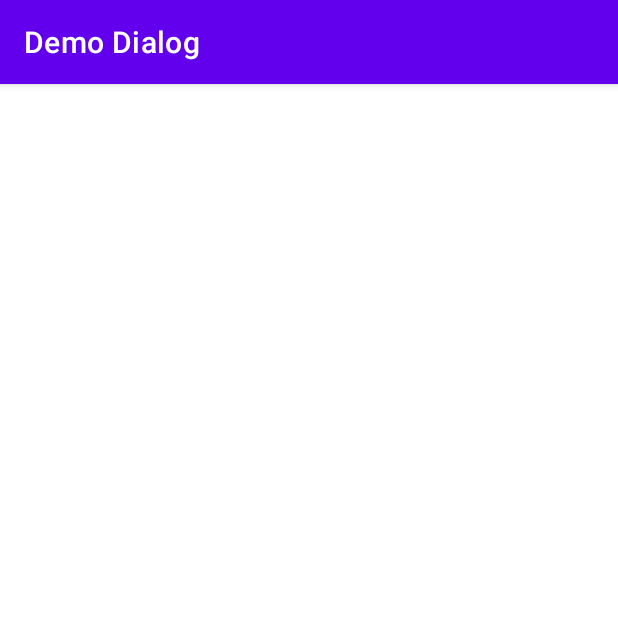
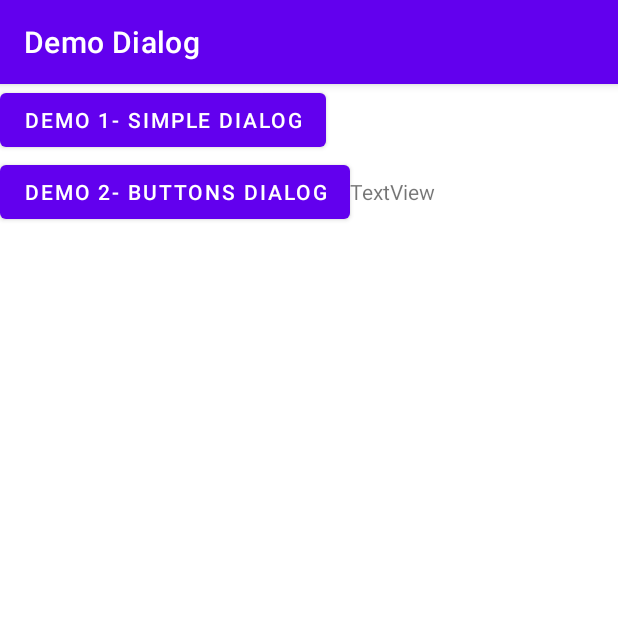
Before and after one commit to Hui-Sin/Demo_Dialog, an Android app: the screen it shows after launch (MainActivity), on a phone screen of 412 x 824 dp, the top half of it. Run offline under Robolectric (Android 15) with nearby library versions, the phone set to English and light mode, and no system bars.

Commit message:
Checkpoint 1 Done

```diff
--- a/app/src/main/java/sg/edu/rp/c346/id20018354/demodialog/MainActivity.java
+++ b/app/src/main/java/sg/edu/rp/c346/id20018354/demodialog/MainActivity.java
@@ -1,14 +1,83 @@
 package sg.edu.rp.c346.id20018354.demodialog;
 
+import androidx.appcompat.app.AlertDialog;
 import androidx.appcompat.app.AppCompatActivity;
 
+import android.content.DialogInterface;
 import android.os.Bundle;
+import android.view.View;
+import android.widget.Button;
+import android.widget.TextView;
 
 public class MainActivity extends AppCompatActivity {
+
+    Button btnDemo1, btnDemo2;
+    TextView tvDemo2;
 
     @Override
     protected void onCreate(Bundle savedInstanceState) {
         super.onCreate(savedInstanceState);
         setContentView(R.layout.activity_main);
+
+        btnDemo1 = findViewById(R.id.buttonDemo1);
+        btnDemo2 = findViewById(R.id.buttonDemo2);
+        tvDemo2 = findViewById(R.id.textViewDemo2);
+
+        btnDemo1.setOnClickListener(new View.OnClickListener() {
+            @Override
+            public void onClick(View v) {
+
+                //Create the Dialog Builder
+                AlertDialog.Builder myBuilder = new AlertDialog.Builder(MainActivity.this);
+
+                //Set the dialog details
+                /*
+                myBuilder.setTitle("Demo 1-Simple Dialog");
+                myBuilder.setMessage("I can develop Andriod App.");
+                myBuilder.setCancelable(false);
+                myBuilder.setPositiveButton("Close", null);
+                */
+                myBuilder.setTitle("Congratulations");
+                myBuilder.setMessage("You have completed a simple Dialog Box.");
+                myBuilder.setCancelable(false);
+                myBuilder.setPositiveButton("Dismiss", null);
+
+                AlertDialog myDialog = myBuilder.create();
+                myDialog.show();
+
+            }
+        });
+
+        btnDemo2.setOnClickListener(new View.OnClickListener() {
+            @Override
+            public void onClick(View v) {
+                //Create the Dialog Builder
+                AlertDialog.Builder myBuilder = new AlertDialog.Builder(MainActivity.this);
+
+                //Set the dialog details
+
+                myBuilder.setTitle("Demo 2 Buttons Dialog");
+                myBuilder.setMessage("Select one of the Buttons below.");
+                myBuilder.setCancelable(false);
+
+                //Configure the 'positive' button
+                myBuilder.setPositiveButton("YES", new DialogInterface.OnClickListener() {
+                    @Override
+                    public void onClick(DialogInterface dialog, int which) {
+                        tvDemo2.setText("You have selected Positive.");
+                    }
+                });
+                myBuilder.setNegativeButton("NO", new DialogInterface.OnClickListener() {
+                    @Override
+                    public void onClick(DialogInterface dialog, int which) {
+                        tvDemo2.setText("You have selected Negative.");
+                    }
+                });
+                //Configure the 'neutral' button
+                myBuilder.setNeutralButton("Cancel", null);
+                AlertDialog myDialog = myBuilder.create();
+                myDialog.show();
+            }
+        });
     }
 }
--- a/app/src/main/res/layout/activity_main.xml
+++ b/app/src/main/res/layout/activity_main.xml
@@ -5,4 +5,29 @@
     android:orientation="vertical">
 
 
+    <Button
+        android:id="@+id/buttonDemo1"
+        android:layout_width="wrap_content"
+        android:layout_height="wrap_content"
+        android:text="@string/d1" />
+
+    <LinearLayout
+        android:layout_width="match_parent"
+        android:layout_height="match_parent"
+        android:orientation="horizontal">
+
+        <Button
+            android:id="@+id/buttonDemo2"
+            android:layout_width="wrap_content"
+            android:layout_height="wrap_content"
+            android:text="@string/d2" />
+
+        <TextView
+            android:id="@+id/textViewDemo2"
+            android:layout_width="wrap_content"
+            android:layout_height="wrap_content"
+            android:layout_weight="1"
+            android:text="TextView" />
+    </LinearLayout>
+
 </LinearLayout>
--- a/app/src/main/res/values/strings.xml
+++ b/app/src/main/res/values/strings.xml
@@ -1,3 +1,5 @@
 <resources>
     <string name="app_name">Demo Dialog</string>
+    <string name="d1">Demo 1- Simple Dialog</string>
+    <string name="d2">Demo 2- Buttons Dialog</string>
 </resources>
```
